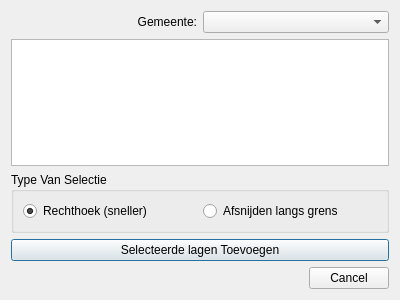
This is ui_vmmQry_baseDlg.ui in milieuinfo/Spatial-Subset-Query-Tool as Qt 5 draws it before an edit. The edited form follows.
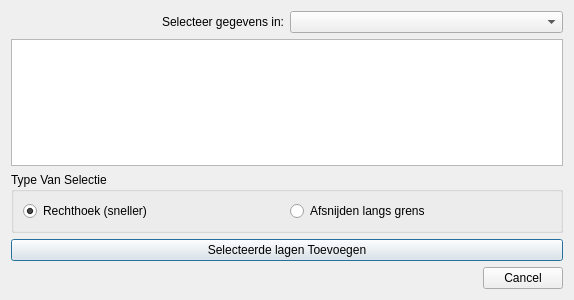
This is the edited form. Icons and pictures are not drawn.

```diff
--- a/ui_vmmQry_baseDlg.ui
+++ b/ui_vmmQry_baseDlg.ui
@@ -6,7 +6,7 @@
    <rect>
     <x>0</x>
     <y>0</y>
-    <width>400</width>
+    <width>574</width>
     <height>300</height>
    </rect>
   </property>
@@ -35,7 +35,7 @@
         </sizepolicy>
        </property>
        <property name="text">
-        <string>Gemeente:</string>
+        <string>Selecteer gegevens in:</string>
        </property>
        <property name="alignment">
         <set>Qt::AlignRight|Qt::AlignTrailing|Qt::AlignVCenter</set>
```
